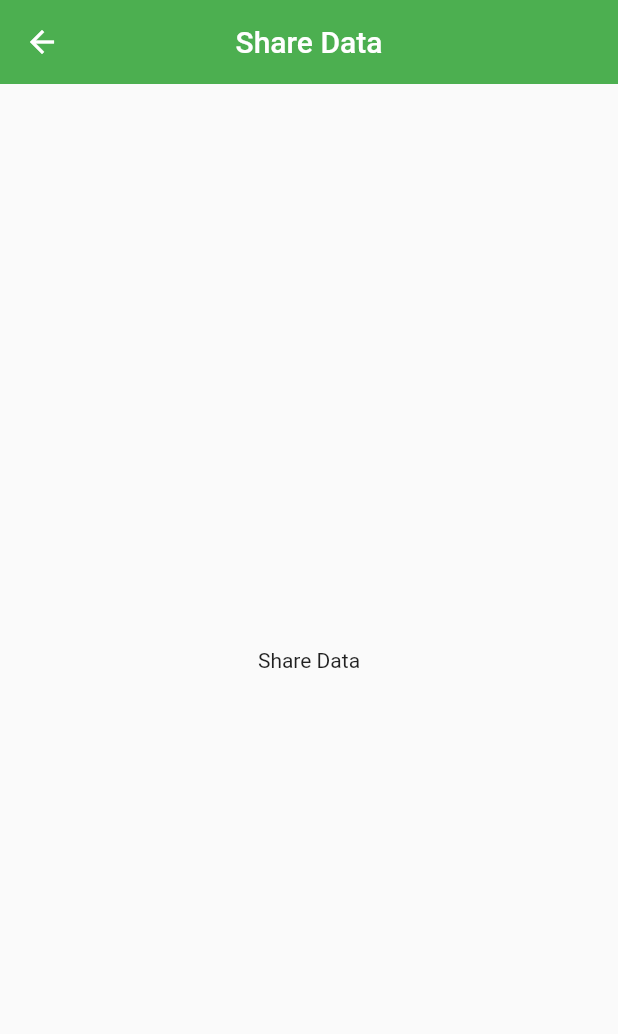
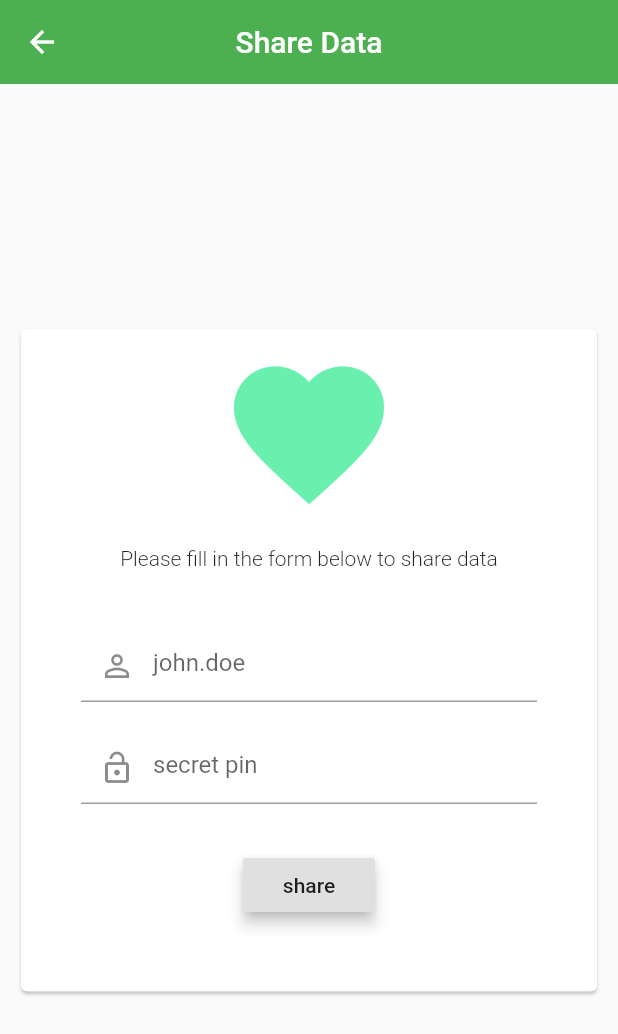
Before and after one commit to Fstackdevio/Netsurf_V1, a Flutter app: the ShareScreen screen opened directly, on a phone screen of 412 x 824 dp. Shown: the top 1034 px of the screen. Run offline on Flutter 3.47's test engine with Material 2 defaults, Android fonts, the phone set to English and light mode, and no system bars.

Commit message:
share data content

```diff
--- a/netsurf/lib/pages/share_data.dart
+++ b/netsurf/lib/pages/share_data.dart
@@ -7,7 +7,7 @@ class ShareScreen extends StatefulWidget {
 
 class _ShareScreenState extends State<ShareScreen> {
   @override
-  Widget build(BuildContext context){
+  Widget build(BuildContext context) {
     return new Scaffold(
       appBar: new AppBar(
         elevation: 0.0,
@@ -16,7 +16,62 @@ class _ShareScreenState extends State<ShareScreen> {
         centerTitle: true,
       ),
       body: Center(
-        child: Text('Share Data'),
+        child: new SingleChildScrollView(
+            child: new Container(
+          padding: EdgeInsets.only(
+            left: 10.0,
+            right: 10.0,
+          ),
+          child: new SizedBox(
+            height: 450.0,
+            width: double.infinity,
+            child: new Card(
+              child: new Column(
+                children: <Widget>[
+                  new Padding(
+                    padding: const EdgeInsets.only(top: 10.0, bottom: 15.0),
+                    child: Icon(
+                      Icons.favorite,
+                      color: Colors.greenAccent,
+                      size: 120.0,
+                    ),
+                  ),
+                  new Text(
+                    "Please fill in the form below to share data",
+                    style: new TextStyle(fontWeight: FontWeight.w300),
+                  ),
+                  new Padding(
+                    padding: const EdgeInsets.only(
+                        left: 40.0, right: 40.0, top: 40.0, bottom: 10.0),
+                    child: new TextField(
+                      decoration: InputDecoration(
+                          prefixIcon: Icon(Icons.person_outline),
+                          hintText: 'john.doe'),
+                    ),
+                  ),
+                  new Padding(
+                    padding: const EdgeInsets.only(
+                        left: 40.0, right: 40.0, top: 10.0, bottom: 10.0),
+                    child: new TextField(
+                      decoration: InputDecoration(
+                          prefixIcon: Icon(Icons.lock_open),
+                          hintText: 'secret pin'),
+                    ),
+                  ),
+                  new Container(
+                    padding: EdgeInsets.only(top: 20.0, bottom: 20.0),
+                    child: new Center(
+                        child: new RaisedButton(
+                            child: const Text("share"),
+                            elevation: 4.0,
+                            onPressed: () => null,
+                            splashColor: Colors.green)),
+                  )
+                ],
+              ),
+            ),
+          ),
+        )),
       ),
     );
   }
```
Also changed, not shown: netsurf/lib/pages/buy_data.dart (+5 -6 lines), netsurf/lib/pages/check_data.dart (+4 -5 lines).
